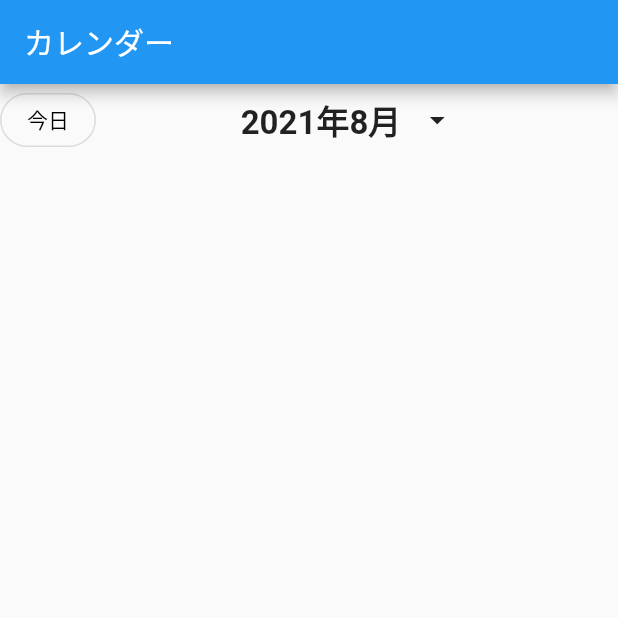
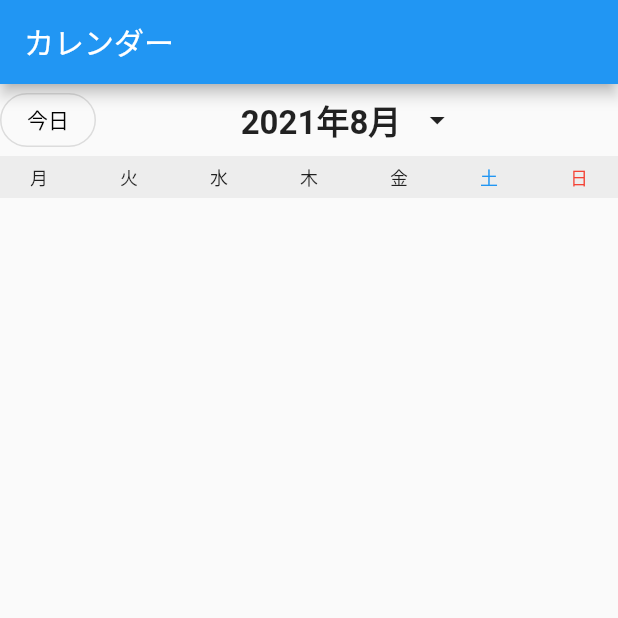
Before and after one commit to daisukemaki1003/stv_test, a Flutter app: the screen it shows after launch, on a phone screen of 412 x 824 dp, the top half of it. Run offline on Flutter 3.47's test engine with Material 2 defaults, Android fonts, the phone set to English and light mode, and no system bars.

Commit message:
[add] 週ヘッダー

```diff
--- a/lib/view/calendar.dart
+++ b/lib/view/calendar.dart
@@ -5,6 +5,16 @@ class CalendarPage extends StatelessWidget {
 
   @override
   Widget build(BuildContext context) {
+    /// 週ヘッダー内のテキストスタイル
+    const defaultWeekHeaderTextStyle = TextStyle(fontSize: 12);
+    const saturdayWeekHeaderTextStyle =
+        TextStyle(fontSize: 12, color: Colors.blue);
+    const sundayWeekHeaderTextStyle =
+        TextStyle(fontSize: 12, color: Colors.red);
+
+    /// 週ヘッダー内のバックグラウンドカラー
+    const weekHeaderColor = Color.fromARGB(255, 237, 237, 237);
+
     return Scaffold(
       appBar: AppBar(title: const Text("カレンダー")),
       body: Column(
@@ -15,13 +25,46 @@ class CalendarPage extends StatelessWidget {
               /// 今日ボタン
               _todayButton(),
 
-              /// 今日の日付
+              /// 月選択ピッカー
               _monthPicker(),
 
               Container(),
             ],
-          )
+          ),
+
+          /// 週ヘッダー
+          weekHeader(
+            weekHeaderColor,
+            defaultWeekHeaderTextStyle,
+            saturdayWeekHeaderTextStyle,
+            sundayWeekHeaderTextStyle,
+          ),
         ],
+      ),
+    );
+  }
+
+  Container weekHeader(
+      Color weekHeaderColor,
+      TextStyle defaultWeekHeaderTextStyle,
+      TextStyle saturdayWeekHeaderTextStyle,
+      TextStyle sundayWeekHeaderTextStyle) {
+    return Container(
+      color: weekHeaderColor,
+      child: Padding(
+        padding: const EdgeInsets.symmetric(horizontal: 20, vertical: 5),
+        child: Row(
+          mainAxisAlignment: MainAxisAlignment.spaceBetween,
+          children: [
+            Text("月", style: defaultWeekHeaderTextStyle),
+            Text("火", style: defaultWeekHeaderTextStyle),
+            Text("水", style: defaultWeekHeaderTextStyle),
+            Text("木", style: defaultWeekHeaderTextStyle),
+            Text("金", style: defaultWeekHeaderTextStyle),
+            Text("土", style: saturdayWeekHeaderTextStyle),
+            Text("日", style: sundayWeekHeaderTextStyle),
+          ],
+        ),
       ),
     );
   }
```
